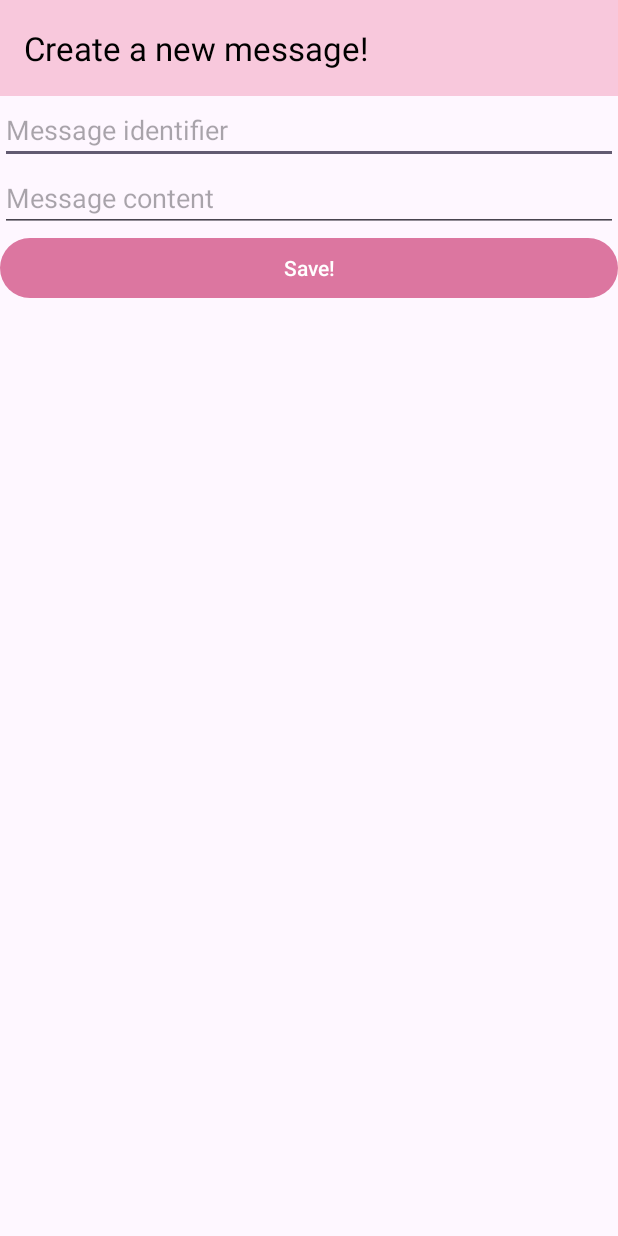
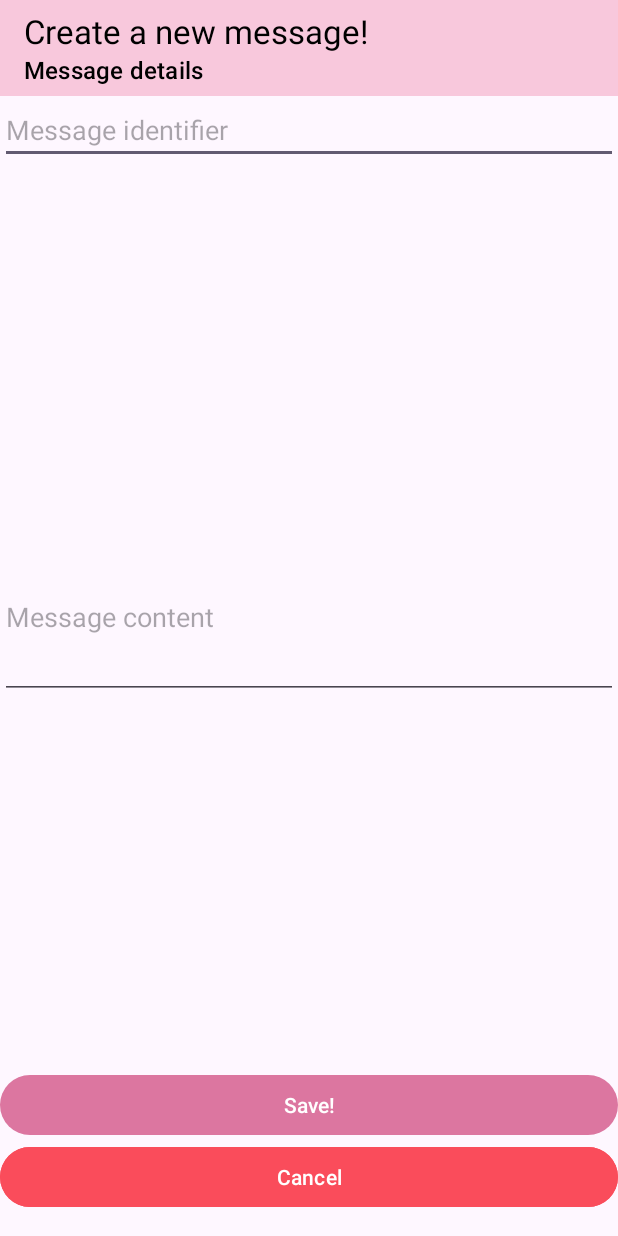
Before and after one commit to Keilo104/OneMessageChat, an Android app: the MessageActivity screen opened directly, with no data from a screen before it, on a phone screen of 412 x 824 dp. Run offline under Robolectric (Android 15) with nearby library versions, the phone set to English and light mode, and no system bars.

Commit message:
basic edit functionality, some cosmetic changes

```diff
--- a/app/src/main/AndroidManifest.xml
+++ b/app/src/main/AndroidManifest.xml
@@ -24,6 +24,7 @@
 
         <activity
             android:name=".view.MessageActivity"
+            android:windowSoftInputMode="adjustResize"
             android:exported="false" />
     </application>
 
--- a/app/src/main/java/br/edu/scl/ifsp/ads/onemessagechat/view/MessageActivity.kt
+++ b/app/src/main/java/br/edu/scl/ifsp/ads/onemessagechat/view/MessageActivity.kt
@@ -19,6 +19,18 @@ class MessageActivity : AppCompatActivity() {
 
         setSupportActionBar(amb.toolbarIn.toolbar)
         supportActionBar?.title = resources.getString(R.string.message_activity_toolbar_title_create)
+        supportActionBar?.subtitle = resources.getString(R.string.message_activity_toolbar_subtitle)
+
+        val receivedOneMessage = intent.getParcelableExtra<OneMessage>(EXTRA_ONEMESSAGE)
+        receivedOneMessage?.let { _receivedOneMessage ->
+            with(amb) {
+                supportActionBar?.title = resources.getString(R.string.message_activity_toolbar_title_edit)
+                messageIdentifierEt.setText(_receivedOneMessage.identifier)
+                messageContentEt.setText(_receivedOneMessage.content)
+
+                messageIdentifierEt.isEnabled = false
+            }
+        }
 
         with(amb) {
             saveBt.setOnClickListener {
--- a/app/src/main/res/layout/activity_message.xml
+++ b/app/src/main/res/layout/activity_message.xml
@@ -27,16 +27,25 @@
         app:layout_constraintStart_toStartOf="parent"
         app:layout_constraintTop_toBottomOf="@id/toolbarIn" />
 
-    <EditText
-        android:id="@+id/messageContentEt"
-        android:layout_width="0dp"
+    <ScrollView
+        android:id="@+id/messageContentSv"
         android:layout_height="wrap_content"
-        android:ems="10"
-        android:inputType="text"
-        android:hint="@string/message_activity_message_content_hint"
+        android:layout_width="match_parent"
+        app:layout_constrainedHeight="true"
         app:layout_constraintEnd_toEndOf="parent"
         app:layout_constraintStart_toStartOf="parent"
-        app:layout_constraintTop_toBottomOf="@id/messageIdentifierEt" />
+        app:layout_constraintTop_toBottomOf="@id/messageIdentifierEt"
+        app:layout_constraintBottom_toTopOf="@id/saveBt">
+        <EditText
+            android:id="@+id/messageContentEt"
+            android:layout_width="match_parent"
+            android:layout_height="wrap_content"
+            android:minLines="4"
+            android:ems="10"
+            android:inputType="textMultiLine"
+            android:hint="@string/message_activity_message_content_hint"
+            />
+    </ScrollView>
 
     <Button
         android:id="@+id/saveBt"
@@ -45,6 +54,17 @@
         android:text="@string/message_activity_save_button"
         app:layout_constraintEnd_toEndOf="parent"
         app:layout_constraintStart_toStartOf="parent"
-        app:layout_constraintTop_toBottomOf="@id/messageContentEt" />
+        app:layout_constraintBottom_toTopOf="@id/cancelBt" />
+
+    <Button
+        android:id="@+id/cancelBt"
+        android:layout_width="0dp"
+        android:layout_height="wrap_content"
+        android:text="@string/message_activity_cancel_button"
+        android:layout_marginVertical="15dp"
+        android:backgroundTint="@color/cancel_button_red"
+        app:layout_constraintEnd_toEndOf="parent"
+        app:layout_constraintStart_toStartOf="parent"
+        app:layout_constraintBottom_toBottomOf="parent" />
 
 </androidx.constraintlayout.widget.ConstraintLayout>
--- a/app/src/main/res/values/colors.xml
+++ b/app/src/main/res/values/colors.xml
@@ -2,6 +2,7 @@
 <resources>
     <color name="black">#FF000000</color>
     <color name="white">#FFFFFFFF</color>
+    <color name="cancel_button_red">#FA4C5B</color>
     <color name="primary_theme_color">#DC76A0</color>
     <color name="primary_variant_theme_color">#F8C8DC</color>
 </resources>
--- a/app/src/main/res/values/strings.xml
+++ b/app/src/main/res/values/strings.xml
@@ -9,14 +9,19 @@
     <string name="menu_item_subscribe_message">Subscribe to a new message</string>
     <string name="menu_item_edit_message">Edit this message</string>
     <string name="menu_item_unsubscribe_message">Unsubscribe from this message</string>
+    <string name="main_activity_toast_unsubscribe">Unsubscribed from message!</string>
 
     <!-- Tile Message strings -->
+    <string name="tile_message_message_content_placeholder">Placeholder message content</string>
+    <string name="tile_message_message_identifier_lead">"ID: "</string>
     <string name="tile_message_message_identifier_placeholder">Placeholder message identifier</string>
-    <string name="tile_message_message_content_placeholder">Placeholder message content</string>
 
     <!-- Activity Message strings -->
+    <string name="message_activity_toolbar_title_edit">Edit this message</string>
+    <string name="message_activity_toolbar_subtitle">Message details</string>
     <string name="message_activity_toolbar_title_create">Create a new message!</string>
     <string name="message_activity_message_identifier_hint">Message identifier</string>
     <string name="message_activity_message_content_hint">Message content</string>
     <string name="message_activity_save_button">Save!</string>
+    <string name="message_activity_cancel_button">Cancel</string>
 </resources>
```
Also changed, not shown: app/src/main/java/br/edu/scl/ifsp/ads/onemessagechat/view/MainActivity.kt (+38 -5 lines), app/src/main/res/layout/tile_message.xml (+12 -1 lines).
